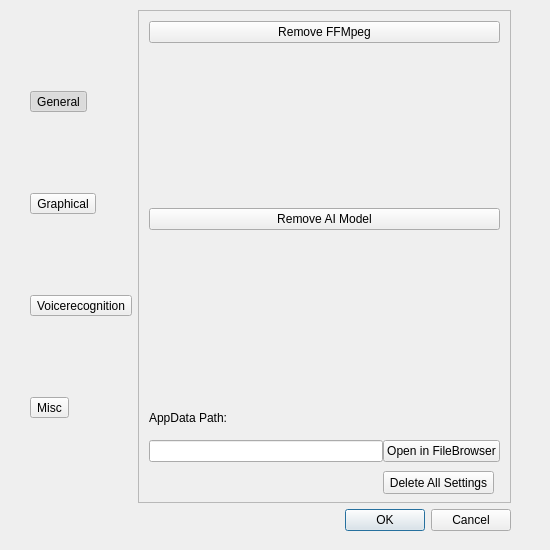
This is rsrc/settings.ui in morevnaproject-org/papagayo-ng as Qt 5 draws it before an edit. The edited form follows.
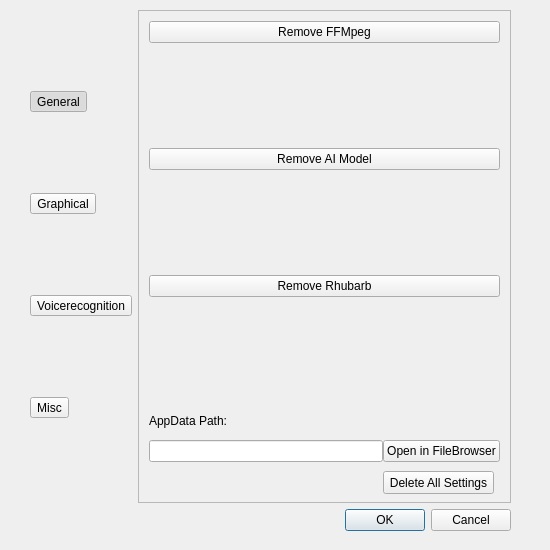
This is the edited form. Icons and pictures are not drawn.

Commit message: Put Rhubarb in the AppData path, also add download option into the GUI.

The edit to the form file:
```diff
--- a/rsrc/settings.ui
+++ b/rsrc/settings.ui
@@ -246,7 +246,7 @@
           <height>441</height>
          </rect>
         </property>
-        <layout class="QGridLayout" name="gridLayout_4" rowstretch="2,0,0,0" columnstretch="0">
+        <layout class="QGridLayout" name="gridLayout_4" rowstretch="0,0,0,0" columnstretch="0">
          <property name="sizeConstraint">
           <enum>QLayout::SetDefaultConstraint</enum>
          </property>
@@ -254,15 +254,8 @@
           <number>6</number>
          </property>
          <property name="verticalSpacing">
-          <number>165</number>
+          <number>105</number>
          </property>
-         <item row="0" column="0">
-          <widget class="QPushButton" name="ffmpeg_delete_button">
-           <property name="text">
-            <string>Remove FFMpeg</string>
-           </property>
-          </widget>
-         </item>
          <item row="1" column="0">
           <widget class="QPushButton" name="allo_delete_button">
            <property name="text">
@@ -270,8 +263,8 @@
            </property>
           </widget>
          </item>
-         <item row="2" column="0">
-          <layout class="QGridLayout" name="gridLayout_5" rowstretch="1,2">
+         <item row="3" column="0">
+          <layout class="QGridLayout" name="gridLayout_5" rowstretch="0,0">
            <item row="1" column="1">
             <widget class="QLineEdit" name="app_data_path">
              <property name="readOnly">
@@ -295,6 +288,20 @@
            </item>
           </layout>
          </item>
+         <item row="0" column="0">
+          <widget class="QPushButton" name="ffmpeg_delete_button">
+           <property name="text">
+            <string>Remove FFMpeg</string>
+           </property>
+          </widget>
+         </item>
+         <item row="2" column="0">
+          <widget class="QPushButton" name="rhubarb_delete_button">
+           <property name="text">
+            <string>Remove Rhubarb</string>
+           </property>
+          </widget>
+         </item>
         </layout>
        </widget>
       </widget>
```
The commit also changes 4 other files.
